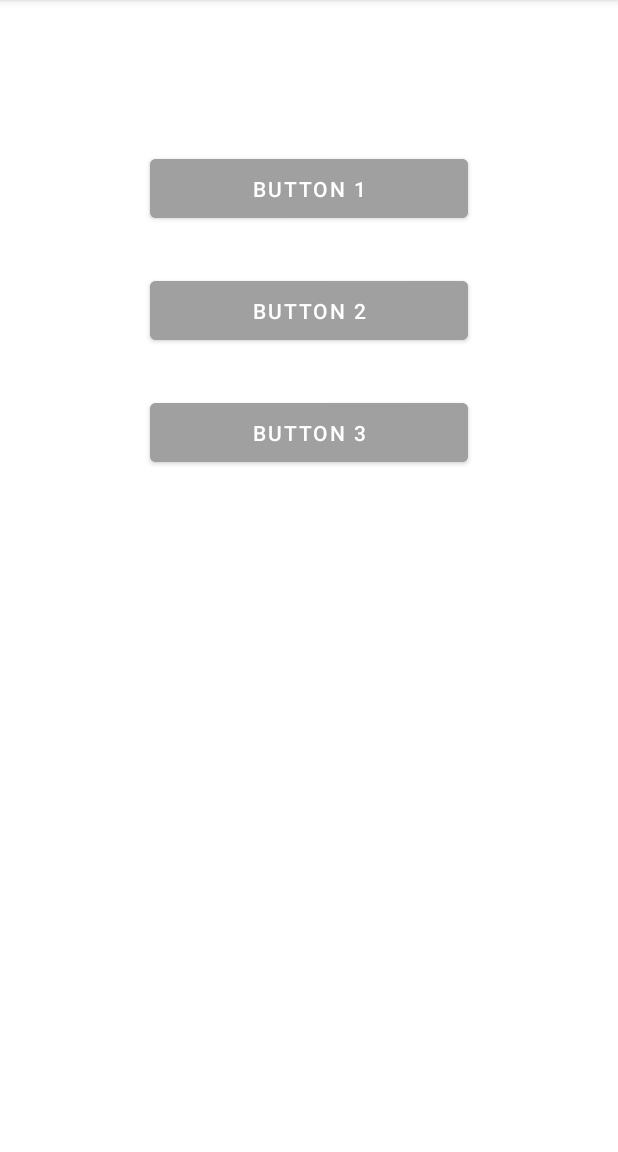
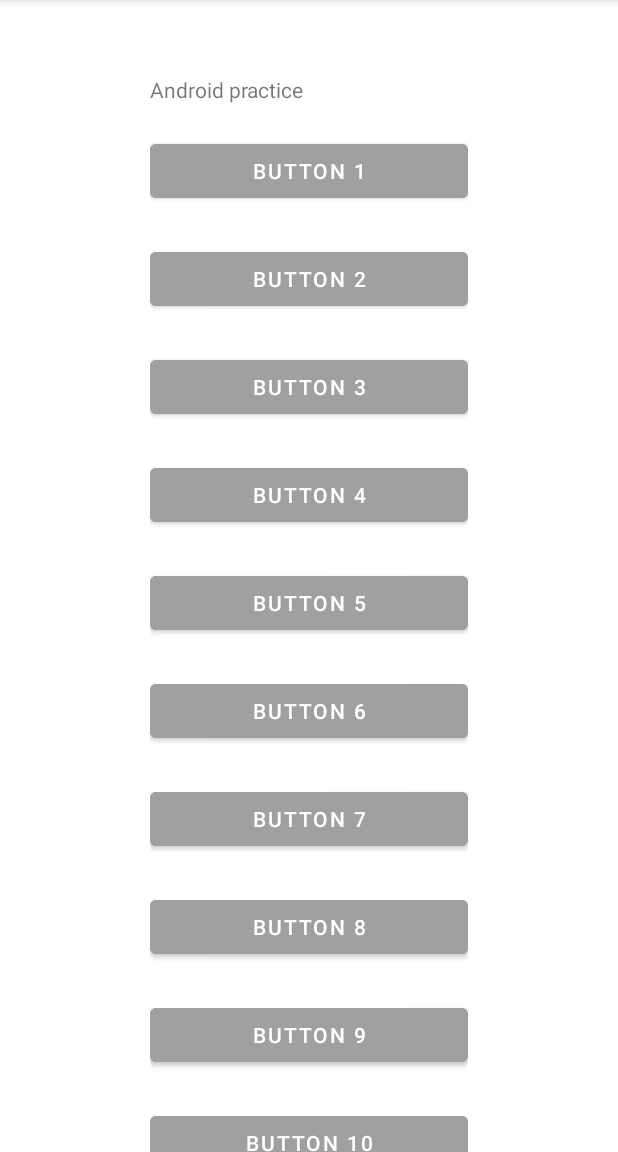
Before and after one commit to TingyuDong/android-demo-helloworld, an Android app: the screen it shows after launch (MainActivity), on a phone screen of 412 x 824 dp, the part 84-1236 px from its top. Run offline under Robolectric (Android 15) with nearby library versions, the phone set to English and light mode, and no system bars.

Commit message:
feat:frame-layout

```diff
--- a/app/src/main/java/com/thoughtworks/androidtrain/MainActivity.kt
+++ b/app/src/main/java/com/thoughtworks/androidtrain/MainActivity.kt
@@ -10,7 +10,7 @@ class MainActivity : AppCompatActivity() {
     }
     override fun onCreate(savedInstanceState: Bundle?) {
         super.onCreate(savedInstanceState)
-        setContentView(R.layout.activity_scroll)
+        setContentView(R.layout.activity_frame_homework)
         Log.i(List.TAG,"onCreate")
     }
 }
--- /dev/null
+++ b/app/src/main/res/layout/activity_frame_homework.xml
@@ -0,0 +1,101 @@
+<?xml version="1.0" encoding="utf-8"?>
+<FrameLayout xmlns:android="http://schemas.android.com/apk/res/android"
+    android:layout_width="match_parent"
+    android:layout_height="match_parent"
+    android:layout_gravity="center"
+    android:paddingTop="50dp"
+    android:paddingStart="100dp"
+    android:paddingEnd="100dp"
+    >
+
+
+    <ScrollView
+        android:layout_width="match_parent"
+        android:layout_height="wrap_content"
+        android:background="@color/white"
+        android:paddingTop="16dp">
+        <LinearLayout
+            android:layout_width="match_parent"
+            android:layout_height="wrap_content"
+            android:orientation="vertical">
+
+            <Button
+                android:layout_width="match_parent"
+                android:layout_height="wrap_content"
+                android:layout_marginTop="24dp"
+                android:text="@string/button_1"
+                android:backgroundTint="@color/gray" />
+
+            <Button
+                android:layout_width="match_parent"
+                android:layout_height="wrap_content"
+                android:layout_marginTop="24dp"
+                android:text="@string/button_2"
+                android:backgroundTint="@color/gray" />
+
+            <Button
+                android:layout_width="match_parent"
+                android:layout_height="wrap_content"
+                android:layout_marginTop="24dp"
+                android:text="@string/button_3"
+                android:backgroundTint="@color/gray" />
+
+            <Button
+                android:layout_width="match_parent"
+                android:layout_height="wrap_content"
+                android:layout_marginTop="24dp"
+                android:text="@string/button_4"
+                android:backgroundTint="@color/gray" />
+
+            <Button
+                android:layout_width="match_parent"
+                android:layout_height="wrap_content"
+                android:layout_marginTop="24dp"
+                android:text="@string/button_5"
+                android:backgroundTint="@color/gray" />
+
+            <Button
+                android:layout_width="match_parent"
+                android:layout_height="wrap_content"
+                android:layout_marginTop="24dp"
+                android:text="@string/button_6"
+                android:backgroundTint="@color/gray" />
+
+            <Button
+                android:layout_width="match_parent"
+                android:layout_height="wrap_content"
+                android:layout_marginTop="24dp"
+                android:text="@string/button_7"
+                android:backgroundTint="@color/gray" />
+
+            <Button
+                android:layout_width="match_parent"
+                android:layout_height="wrap_content"
+                android:layout_marginTop="24dp"
+                android:text="@string/button_8"
+                android:backgroundTint="@color/gray" />
+
+            <Button
+                android:layout_width="match_parent"
+                android:layout_height="wrap_content"
+                android:layout_marginTop="24dp"
+                android:text="@string/button_9"
+                android:backgroundTint="@color/gray" />
+
+            <Button
+                android:layout_width="match_parent"
+                android:layout_height="wrap_content"
+                android:layout_marginTop="24dp"
+                android:text="@string/button_10"
+                android:backgroundTint="@color/gray" />
+        </LinearLayout>
+
+
+    </ScrollView>
+    <TextView
+        android:layout_width="match_parent"
+        android:layout_height="wrap_content"
+        android:text="@string/apractice"
+        android:background="@color/white"
+        android:paddingBottom="20dp"/>
+</FrameLayout>
--- a/app/src/main/res/values/strings.xml
+++ b/app/src/main/res/values/strings.xml
@@ -11,4 +11,12 @@
     <string name="button_1">button 1</string>
     <string name="button_2">button 2</string>
     <string name="button_3">button 3</string>
+    <string name="apractice">Android practice</string>
+    <string name="button_4">button 4</string>
+    <string name="button_5">button 5</string>
+    <string name="button_6">button 6</string>
+    <string name="button_7">button 7</string>
+    <string name="button_8">button 8</string>
+    <string name="button_9">button 9</string>
+    <string name="button_10">button 10</string>
 </resources>
```
Also changed, not shown: 2 other files.
